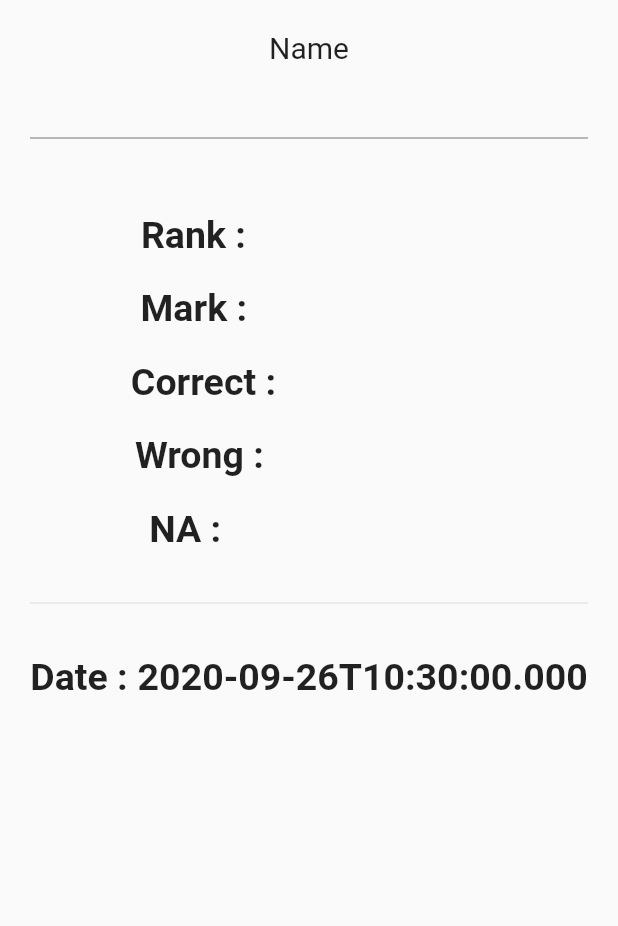
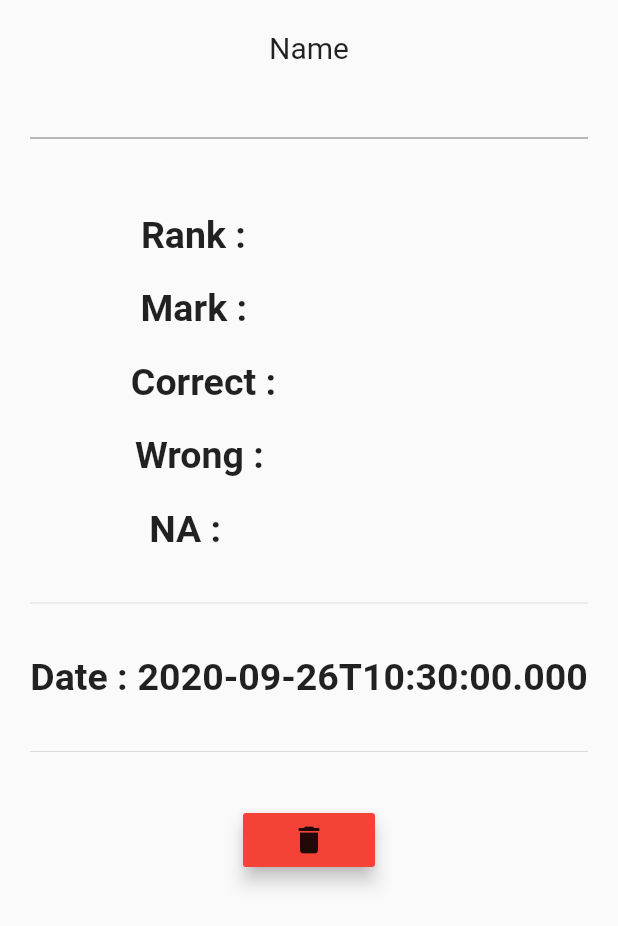
Before and after one commit to vishnu-vr/mp_mob_app, a Flutter app: the DisplayInfo widget shown alone on an empty page, opened directly with empty values, on a phone screen of 412 x 824 dp. Shown: the top 926 px of the screen. Run offline on Flutter 3.47's test engine with Material 2 defaults, Android fonts, the phone set to English and light mode, and no system bars; our stand-ins replace flutter_spinkit; network calls fail.

Commit message:
delete feature added

```diff
--- a/lib/major_info.dart
+++ b/lib/major_info.dart
@@ -1,4 +1,5 @@
 import 'package:flutter/material.dart';
+import 'package:mathspartner/api.dart' as api;
 
 // ignore: must_be_immutable
 class MajorInfo extends StatelessWidget {
@@ -185,6 +186,15 @@ class DisplayInfo extends StatelessWidget {
                 ),
               ],
             ),
+            SizedBox(height: 20),
+            Divider(height: 30),
+            SizedBox(height: 20),
+            RaisedButton(
+              elevation: 5,
+              color: Colors.red,
+              onPressed: () => {api.delete(this.info["id"].toString())},
+              child: Icon(Icons.delete),
+            )
           ],
         ),
       ),
```
Also changed, not shown: lib/api.dart (+12 -0 lines), lib/minor_info.dart (+8 -1 lines).
